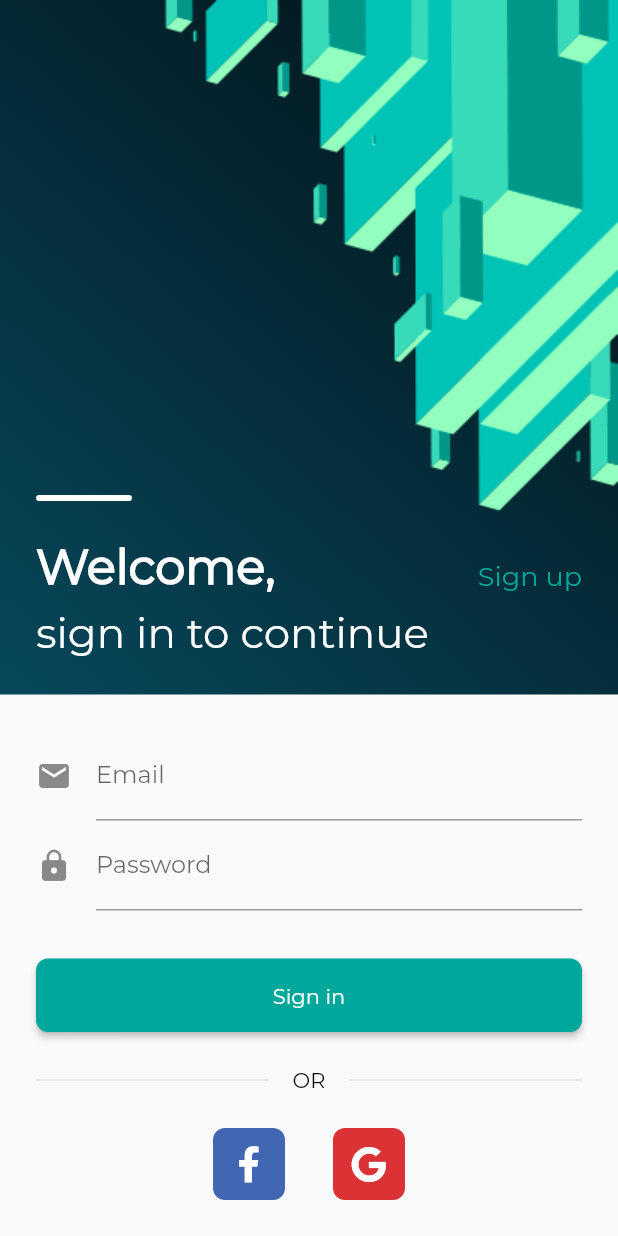
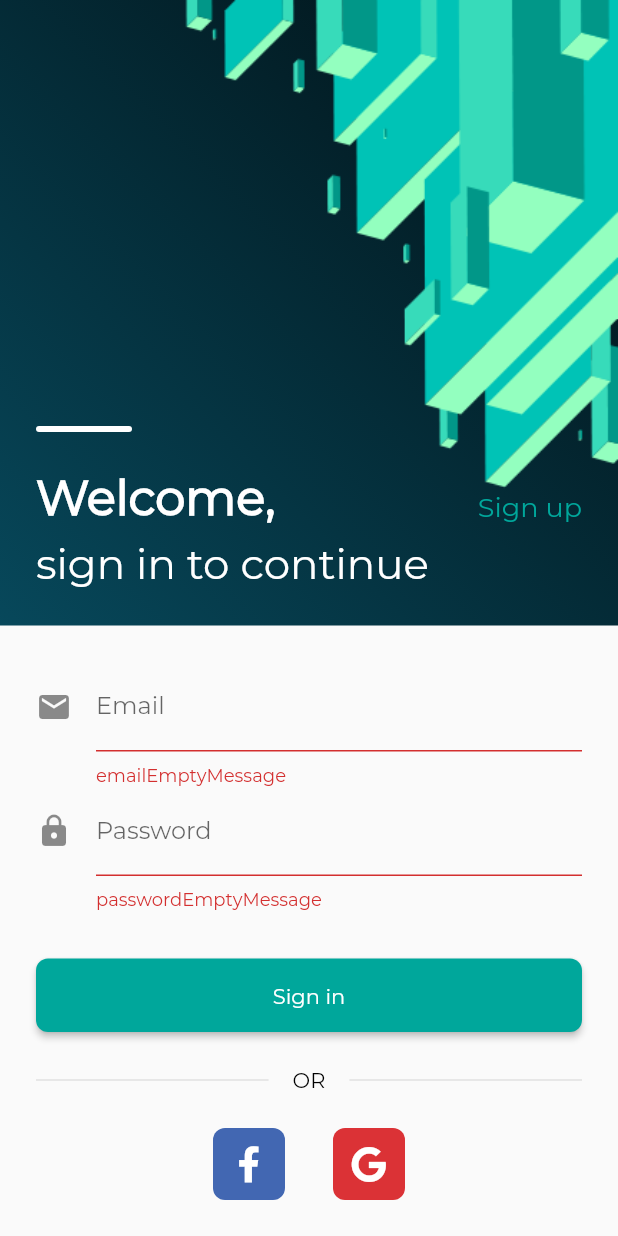
Before and after one commit to Mohamed50/Flutter-Firestore-E-Commeerce, a Flutter app: the screen it shows after launch, after a tap on "Sign in", on a phone screen of 412 x 824 dp. Run offline on Flutter 3.47's test engine with Material 2 defaults, Android fonts, the phone set to English and light mode, and no system bars; our stand-ins replace cloud_firestore, firebase_auth, firebase_core, flutter_svg, font_awesome_flutter, get and 3 more; missing offline and left inert: flutter_login_facebook; accounts and stored records are empty; project files that could hold a hidden picture were left out.

Commit message:
create custom validator class and use it for validation

```diff
--- /dev/null
+++ b/lib/utils/validator.dart
@@ -0,0 +1,42 @@
+import 'package:get/get.dart';
+
+const String emailEmptyMessageKey = 'emailEmptyMessage';
+const String emailNotValidMessageKey = 'emailNotValidMessage';
+const String passwordEmptyMessageKey = 'passwordEmptyMessage';
+const String passwordNotValidMessageKey = 'passwordNotValidMessage';
+const String nameEmptyMessageKey = 'nameEmptyMessage';
+
+
+class InputsValidator{
+
+  static RegExp _emailRegExp = RegExp(r"^[a-zA-Z0-9.a-zA-Z0-9.!#$%&'*+-/=?^_`{|}~]+@[a-zA-Z0-9]+\.[a-zA-Z]+");
+  static RegExp _passwordRegExp = RegExp(r'^(?=.*?[A-Z])(?=.*?[a-z])(?=.*?[0-9])(?=.*?[!@#\$&*~]).{8,}$');
+
+
+  static String? emailValidator(String? value){
+    if(value == null || value.isEmpty)
+      return emailEmptyMessageKey.tr;
+    else if(!_emailRegExp.hasMatch(value))
+      return emailNotValidMessageKey.tr;
+    else
+      return null;
+  }
+
+  static String? passwordValidator(String? value){
+    if(value == null || value.isEmpty)
+      return passwordEmptyMessageKey.tr;
+    else if(!_passwordRegExp.hasMatch(value))
+      return passwordNotValidMessageKey.tr;
+    else
+      return null;
+  }
+
+  static String? nameValidator(String? value){
+    if(value == null || value.isEmpty)
+      return nameEmptyMessageKey.tr;
+    else
+      return null;
+  }
+
+
+}
--- a/lib/view/auth/login.dart
+++ b/lib/view/auth/login.dart
@@ -2,6 +2,7 @@ import 'package:flutter/material.dart';
 import 'package:font_awesome_flutter/font_awesome_flutter.dart';
 import 'package:get/get.dart';
 import 'package:getx_example/config/const.dart';
+import 'package:getx_example/utils/validator.dart';
 import 'package:getx_example/view-model/auth-view-model.dart';
 import 'package:getx_example/view/auth/custom-auth-page.dart';
 import 'package:getx_example/view/auth/register.dart';
@@ -72,15 +73,14 @@ class LoginPage extends GetWidget<AuthViewModel> {
                 label: "Email",
                 hint: "example@gmail.com",
                 onSaved: (value) => controller.email = value,
-                validator: (value) =>
-                    value != null ? null : "enter valid email",
+                validator: InputsValidator.emailValidator,
               ),
               CustomFormField(
                 icon: Icon(Icons.lock),
                 label: "Password",
                 hint: "********",
                 onSaved: (value) => controller.password = value,
-                validator: (value) => value != null ? null : "enter password",
+                validator: InputsValidator.passwordValidator,
               ),
               SizedBox(height: 32.0),
               CustomButton(
```
Also changed, not shown: lib/view/auth/register.dart (+4 -5 lines).
